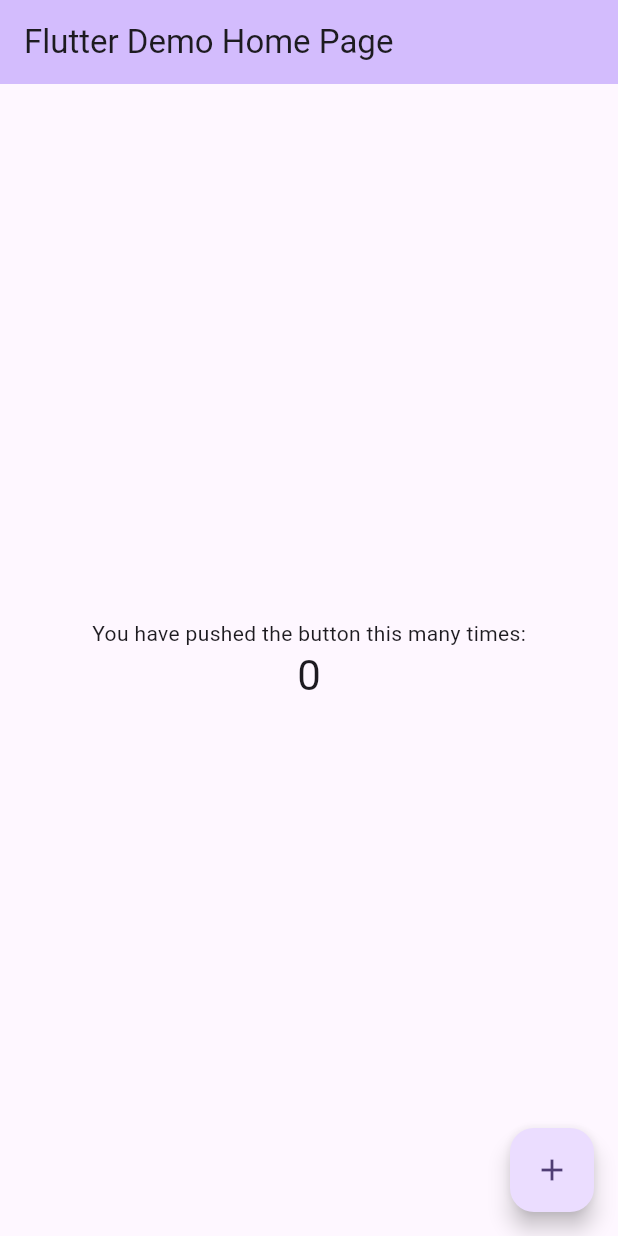
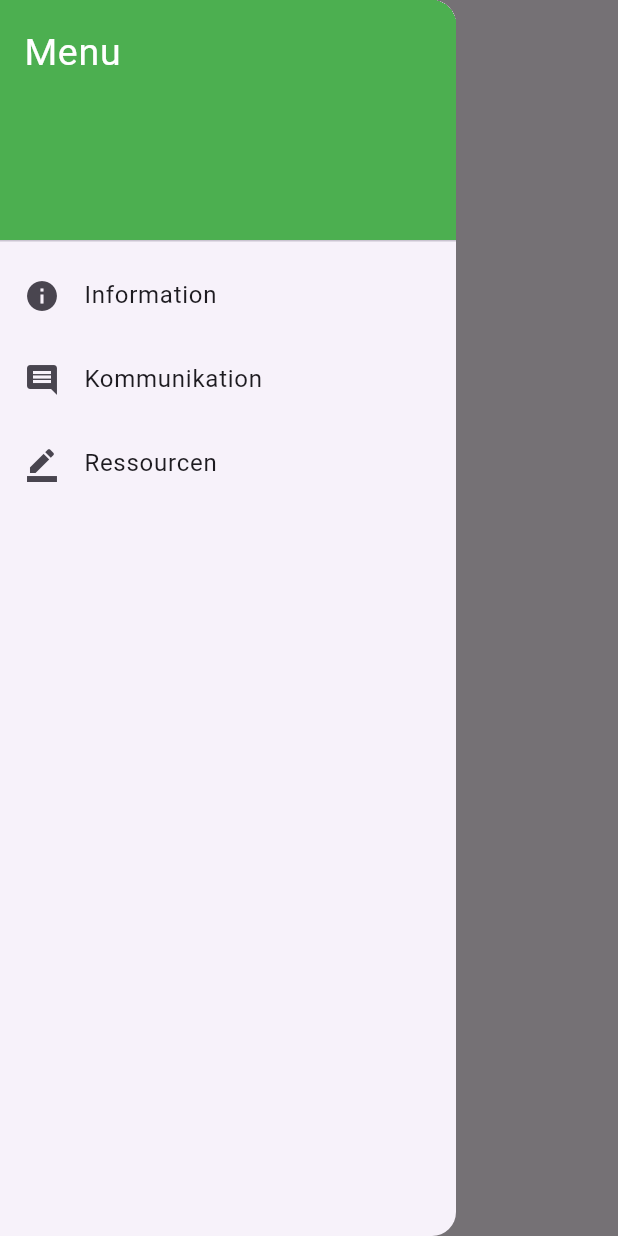
Before and after one commit to TanyaBanina/StudyGuideApp, a Flutter app: the screen it shows after launch, with the side drawer open (before the commit the screen has no drawer), on a phone screen of 412 x 824 dp. Run offline on Flutter 3.47's test engine with Material 3 defaults, Android fonts, the phone set to English and light mode, and no system bars.

Commit message:
added menu
added basic side menu with tabs Information, Kommunikation and Ressourcen that do nothing for now

```diff
--- a/analysis_options.yaml
+++ b/analysis_options.yaml
@@ -8,6 +8,7 @@
 # The following line activates a set of recommended lints for Flutter apps,
 # packages, and plugins designed to encourage good coding practices.
 include: package:flutter_lints/flutter.yaml
+
 
 linter:
   # The lint rules applied to this project can be customized in the
--- a/lib/main.dart
+++ b/lib/main.dart
@@ -1,125 +1,37 @@
 import 'package:flutter/material.dart';
 
-void main() {
-  runApp(const MyApp());
-}
+import 'package:study_guide_app/widgets/nav-drawer.dart';
+
+void main() => runApp(const MyApp());
 
 class MyApp extends StatelessWidget {
   const MyApp({super.key});
 
-  // This widget is the root of your application.
   @override
   Widget build(BuildContext context) {
     return MaterialApp(
       title: 'Flutter Demo',
       theme: ThemeData(
-        // This is the theme of your application.
-        //
-        // TRY THIS: Try running your application with "flutter run". You'll see
-        // the application has a purple toolbar. Then, without quitting the app,
-        // try changing the seedColor in the colorScheme below to Colors.green
-        // and then invoke "hot reload" (save your changes or press the "hot
-        // reload" button in a Flutter-supported IDE, or press "r" if you used
-        // the command line to start the app).
-        //
-        // Notice that the counter didn't reset back to zero; the application
-        // state is not lost during the reload. To reset the state, use hot
-        // restart instead.
-        //
-        // This works for code too, not just values: Most code changes can be
-        // tested with just a hot reload.
-        colorScheme: ColorScheme.fromSeed(seedColor: Colors.deepPurple),
-        useMaterial3: true,
+        primarySwatch: Colors.blue,
       ),
-      home: const MyHomePage(title: 'Flutter Demo Home Page'),
+      home: const MyHomePage(),
     );
   }
 }
 
-class MyHomePage extends StatefulWidget {
-  const MyHomePage({super.key, required this.title});
-
-  // This widget is the home page of your application. It is stateful, meaning
-  // that it has a State object (defined below) that contains fields that affect
-  // how it looks.
-
-  // This class is the configuration for the state. It holds the values (in this
-  // case the title) provided by the parent (in this case the App widget) and
-  // used by the build method of the State. Fields in a Widget subclass are
-  // always marked "final".
-
-  final String title;
-
-  @override
-  State<MyHomePage> createState() => _MyHomePageState();
-}
-
-class _MyHomePageState extends State<MyHomePage> {
-  int _counter = 0;
-
-  void _incrementCounter() {
-    setState(() {
-      // This call to setState tells the Flutter framework that something has
-      // changed in this State, which causes it to rerun the build method below
-      // so that the display can reflect the updated values. If we changed
-      // _counter without calling setState(), then the build method would not be
-      // called again, and so nothing would appear to happen.
-      _counter++;
-    });
-  }
+class MyHomePage extends StatelessWidget {
+  const MyHomePage({super.key});
 
   @override
   Widget build(BuildContext context) {
-    // This method is rerun every time setState is called, for instance as done
-    // by the _incrementCounter method above.
-    //
-    // The Flutter framework has been optimized to make rerunning build methods
-    // fast, so that you can just rebuild anything that needs updating rather
-    // than having to individually change instances of widgets.
     return Scaffold(
+      drawer: const NavDrawer(),
       appBar: AppBar(
-        // TRY THIS: Try changing the color here to a specific color (to
-        // Colors.amber, perhaps?) and trigger a hot reload to see the AppBar
-        // change color while the other colors stay the same.
-        backgroundColor: Theme.of(context).colorScheme.inversePrimary,
-        // Here we take the value from the MyHomePage object that was created by
-        // the App.build method, and use it to set our appbar title.
-        title: Text(widget.title),
+        title: const Text('Startseite'),
       ),
-      body: Center(
-        // Center is a layout widget. It takes a single child and positions it
-        // in the middle of the parent.
-        child: Column(
-          // Column is also a layout widget. It takes a list of children and
-          // arranges them vertically. By default, it sizes itself to fit its
-          // children horizontally, and tries to be as tall as its parent.
-          //
-          // Column has various properties to control how it sizes itself and
-          // how it positions its children. Here we use mainAxisAlignment to
-          // center the children vertically; the main axis here is the vertical
-          // axis because Columns are vertical (the cross axis would be
-          // horizontal).
-          //
-          // TRY THIS: Invoke "debug painting" (choose the "Toggle Debug Paint"
-          // action in the IDE, or press "p" in the console), to see the
-          // wireframe for each widget.
-          mainAxisAlignment: MainAxisAlignment.center,
-          children: <Widget>[
-            const Text(
-              'You have pushed the button this many times:',
-            ),
-            Text(
-              '$_counter',
-              style: Theme.of(context).textTheme.headlineMedium,
-            ),
-          ],
-        ),
+      body: const Center(
+        child: Text('aaaaaaa'),
       ),
-      floatingActionButton: FloatingActionButton(
-        onPressed: _incrementCounter,
-        tooltip: 'Increment',
-        child: const Icon(Icons.add),
-      ), // This trailing comma makes auto-formatting nicer for build methods.
     );
   }
 }
--- /dev/null
+++ b/lib/widgets/nav-drawer.dart
@@ -0,0 +1,42 @@
+import 'package:flutter/material.dart';
+
+class NavDrawer extends StatelessWidget {
+  const NavDrawer({super.key});
+
+  @override
+  Widget build(BuildContext context) {
+    return Drawer(
+      child: ListView(
+        padding: EdgeInsets.zero,
+        children: <Widget>[
+          const DrawerHeader(
+            decoration: BoxDecoration(
+                color: Colors.green,
+                /*image: DecorationImage(
+                    fit: BoxFit.fill,
+                    image: AssetImage('assets/images/.jpg'))*/),
+            child: Text(
+              'Menu',
+              style: TextStyle(color: Colors.white, fontSize: 25),
+            ),
+          ),
+          ListTile(
+            leading: const Icon(Icons.info),
+            title: const Text('Information'),
+            onTap: () => {},
+          ),
+          ListTile(
+            leading: const Icon(Icons.comment),
+            title: const Text('Kommunikation'),
+            onTap: () => {Navigator.of(context).pop()},
+          ),
+          ListTile(
+            leading: const Icon(Icons.border_color),
+            title: const Text('Ressourcen'),
+            onTap: () => {Navigator.of(context).pop()},
+          ),
+        ],
+      ),
+    );
+  }
+}
```
